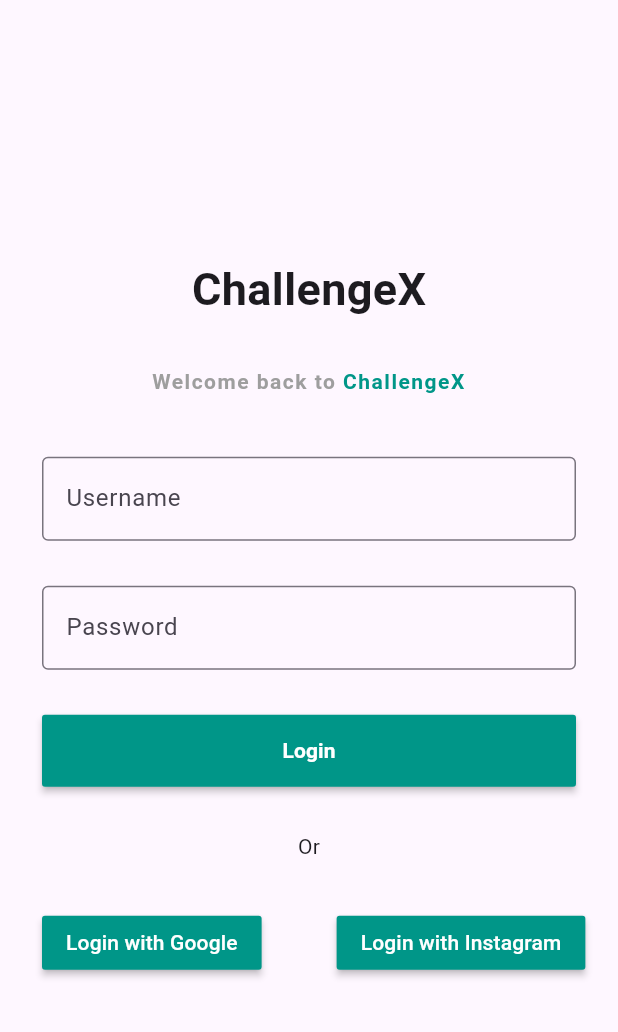
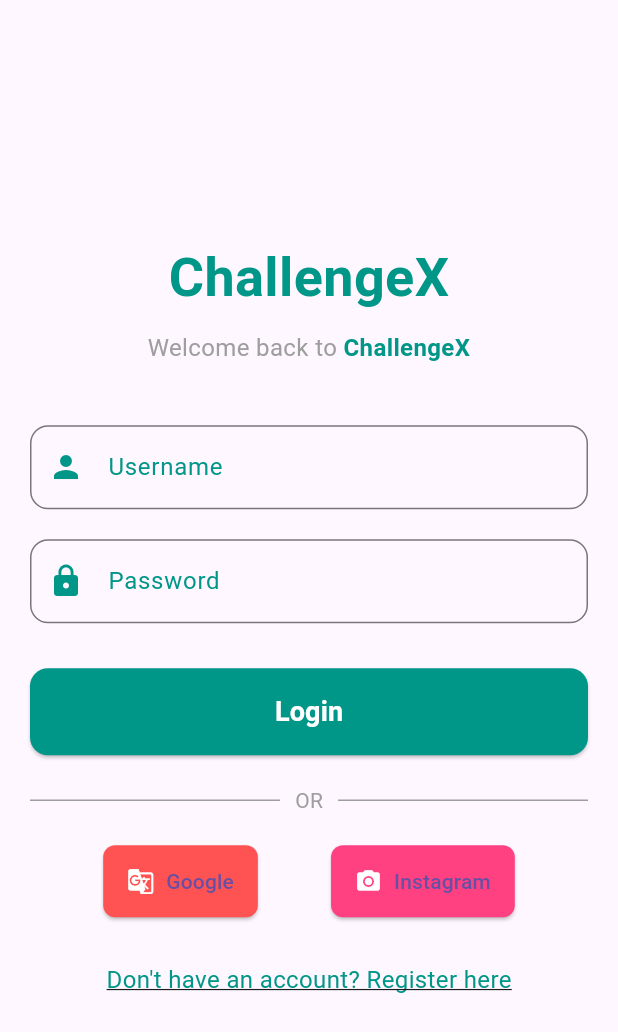
Before and after one commit to Glorycode02/challengex, a Flutter app: the screen it shows after launch, after a tap on "Get Started", on a phone screen of 412 x 824 dp. Shown: the top 1032 px of the screen. Run offline on Flutter 3.47's test engine with Material 3 defaults, Android fonts, the phone set to English and light mode, and no system bars.

Commit message:
image addition

```diff
--- a/lib/main.dart
+++ b/lib/main.dart
@@ -27,12 +27,16 @@
         children: [
           Expanded(
             flex: 3,
-            child: Container(
-              width: double.infinity,
-              decoration: const BoxDecoration(
-                image: DecorationImage(
-                  image: AssetImage('assets/images/image.jpeg'),
-                  fit: BoxFit.cover,
+            child: Padding(
+              padding: const EdgeInsets.all(8.0),
+              child: Container(
+                width: double.infinity,
+                decoration:  BoxDecoration(
+                  borderRadius: BorderRadius.circular(20),
+                  image: DecorationImage(
+                    image: AssetImage('/images/image2.jpg'),
+                    fit: BoxFit.cover,
+                  ),
                 ),
               ),
             ),
--- a/lib/pages/auth/login_page.dart
+++ b/lib/pages/auth/login_page.dart
@@ -7,115 +7,173 @@
   Widget build(BuildContext context) {
     final TextEditingController usernameController = TextEditingController();
     final TextEditingController passwordController = TextEditingController();
+
     return Scaffold(
       body: Padding(
         padding: const EdgeInsets.all(20.0),
-        child: Container(
-          child: Padding(
-            padding: const EdgeInsets.all(8.0),
         child: Column(
           mainAxisAlignment: MainAxisAlignment.center,
+          crossAxisAlignment: CrossAxisAlignment.stretch,
           children: [
+            // App Title
             const Text(
               "ChallengeX",
-                  style: TextStyle(fontWeight: FontWeight.bold, fontSize: 30.0),
+              style: TextStyle(
+                fontWeight: FontWeight.bold,
+                fontSize: 36.0,
+                color: Colors.teal,
               ),
-                SizedBox(
-                  height: 30,
+              textAlign: TextAlign.center,
             ),
+            const SizedBox(height: 10),
             const Text.rich(
               TextSpan(
                 text: "Welcome back to ",
                 style: TextStyle(
-                      fontWeight: FontWeight.bold,
+                  fontWeight: FontWeight.w400,
+                  fontSize: 16,
                   color: Colors.grey,
-                      letterSpacing: 1.0, // Slight spacing between letters
                 ),
                 children: [
                   TextSpan(
                     text: "ChallengeX",
                     style: TextStyle(
-                          color: Colors.teal, // Thicker underline
+                      fontWeight: FontWeight.bold,
+                      color: Colors.teal,
                     ),
                   ),
                 ],
               ),
-                  textAlign: TextAlign.center, // Center-align the text block
+              textAlign: TextAlign.center,
             ),
-                const SizedBox(
-                  height: 40,
-                ),
+            const SizedBox(height: 40),
+
+            // Username Field
             TextField(
               controller: usernameController,
-                  decoration: const InputDecoration(
-                    border: OutlineInputBorder(),
+              decoration: InputDecoration(
+                prefixIcon: const Icon(Icons.person, color: Colors.teal),
+                border: OutlineInputBorder(
+                  borderRadius: BorderRadius.circular(12.0),
+                ),
                 labelText: "Username",
-                    // prefixIcon: const Icon(Icons.)
+                labelStyle: const TextStyle(color: Colors.teal),
               ),
             ),
-                const SizedBox(
-                  height: 30,
-                ),
+            const SizedBox(height: 20),
+
+            // Password Field
             TextField(
               obscureText: true,
               controller: passwordController,
-                  decoration: const InputDecoration(
-                    border: OutlineInputBorder(),
+              decoration: InputDecoration(
+                prefixIcon: const Icon(Icons.lock, color: Colors.teal),
+                border: OutlineInputBorder(
+                  borderRadius: BorderRadius.circular(12.0),
+                ),
                 labelText: "Password",
-                    // prefixIcon: const Icon(Icons.verified_user)
+                labelStyle: const TextStyle(color: Colors.teal),
               ),
             ),
-                const SizedBox(
-                  height: 30,
-                ),
+            const SizedBox(height: 30),
+
+            // Login Button
             SizedBox(
               width: double.infinity,
-                  child: MaterialButton(
-                    onPressed: () {},
+              child: ElevatedButton(
+                onPressed: () {
+                  // Login logic
+                },
+                style: ElevatedButton.styleFrom(
+                  padding: const EdgeInsets.symmetric(vertical: 16),
+                  backgroundColor: Colors.teal,
+                  shape: RoundedRectangleBorder(
+                    borderRadius: BorderRadius.circular(12),
+                  ),
+                ),
                 child: const Text(
                   "Login",
                   style: TextStyle(
-                          color: Colors.white, fontWeight: FontWeight.bold),
-                    ),
-                    color: Colors.teal,
-                    padding: const EdgeInsets.symmetric(
-                        horizontal: 20, vertical: 14),
+                    fontSize: 18,
+                    fontWeight: FontWeight.bold,
+                    color: Colors.white,
                   ),
                 ),
-                const SizedBox(
-                  height: 30,
               ),
-                const Text("Or"),
-                const SizedBox(
-                  height: 30,
             ),
+            const SizedBox(height: 20),
+
+            // Or Divider
+            const Row(
+              children: [
+                Expanded(child: Divider(color: Colors.grey)),
+                Padding(
+                  padding: EdgeInsets.symmetric(horizontal: 10),
+                  child: Text(
+                    "OR",
+                    style: TextStyle(color: Colors.grey),
+                  ),
+                ),
+                Expanded(child: Divider(color: Colors.grey)),
+              ],
+            ),
+            const SizedBox(height: 20),
+
+            // Social Media Buttons
             Row(
-                  mainAxisAlignment: MainAxisAlignment.center,
+              mainAxisAlignment: MainAxisAlignment.spaceEvenly,
               children: [
-                    MaterialButton(
-                      onPressed: () {},
-                      child: Text(
-                        "Login with Google",
-                        style: TextStyle(color: Colors.white),
+                ElevatedButton.icon(
+                  onPressed: () {
+                    // Google login logic
+                  },
+                  icon: const Icon(Icons.g_translate, color: Colors.white),
+                  label: const Text("Google"),
+                  style: ElevatedButton.styleFrom(
+                    backgroundColor: Colors.redAccent,
+                    padding: const EdgeInsets.symmetric(
+                        vertical: 14, horizontal: 16),
+                    shape: RoundedRectangleBorder(
+                      borderRadius: BorderRadius.circular(8),
                     ),
-                      color: Colors.teal,
                   ),
-                    SizedBox(
-                      width: 50,
                 ),
-                    MaterialButton(
-                      onPressed: () {},
-                      child: Text(
-                        "Login with Instagram",
-                        style: TextStyle(color: Colors.white),
+                ElevatedButton.icon(
+                  onPressed: () {
+                    // Instagram login logic
+                  },
+                  icon: const Icon(Icons.camera_alt, color: Colors.white),
+                  label: const Text("Instagram"),
+                  style: ElevatedButton.styleFrom(
+                    backgroundColor: Colors.pinkAccent,
+                    padding: const EdgeInsets.symmetric(
+                        vertical: 14, horizontal: 16),
+                    shape: RoundedRectangleBorder(
+                      borderRadius: BorderRadius.circular(8),
                     ),
-                      color: Colors.teal,
+                  ),
                 ),
               ],
-                )
-              ],
+            ),
+            const SizedBox(height: 30),
+
+            // Footer Text
+            Center(
+              child: GestureDetector(
+                onTap: () {
+                  // Navigate to register page
+                },
+                child: const Text(
+                  "Don't have an account? Register here",
+                  style: TextStyle(
+                    fontSize: 16,
+                    color: Colors.teal,
+                    decoration: TextDecoration.underline,
                   ),
                 ),
+              ),
+            ),
+          ],
         ),
       ),
     );
```
Also changed, not shown: assets/images/image2.jpg (added). Lines whose indentation alone changed are shown as unchanged.
